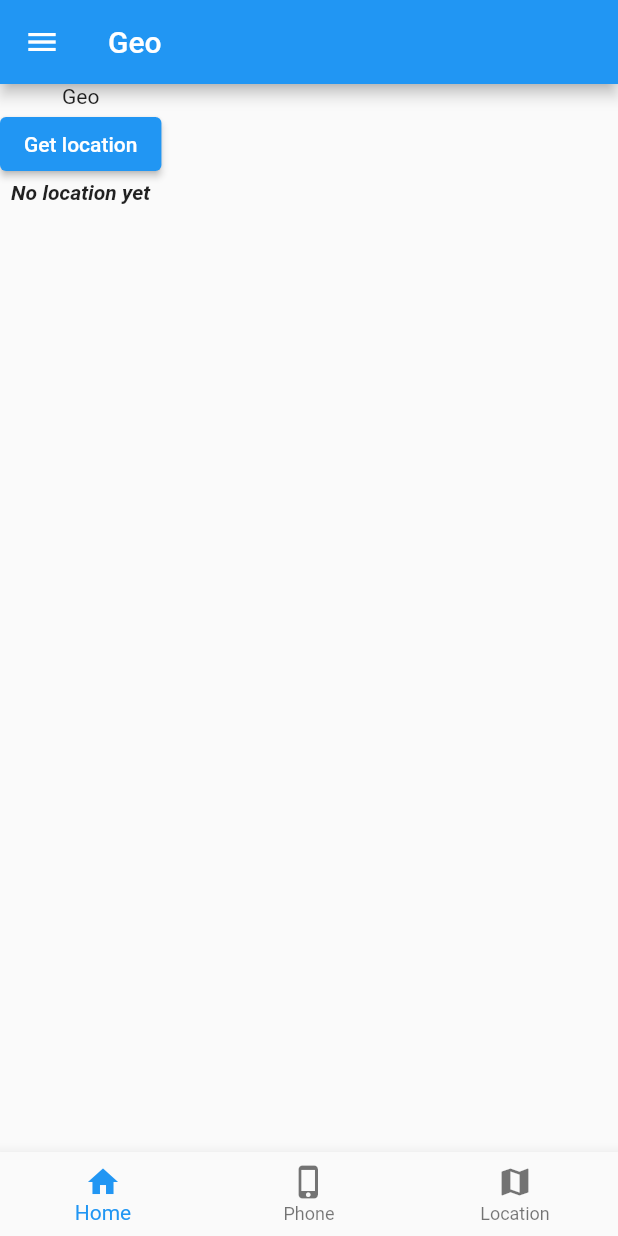
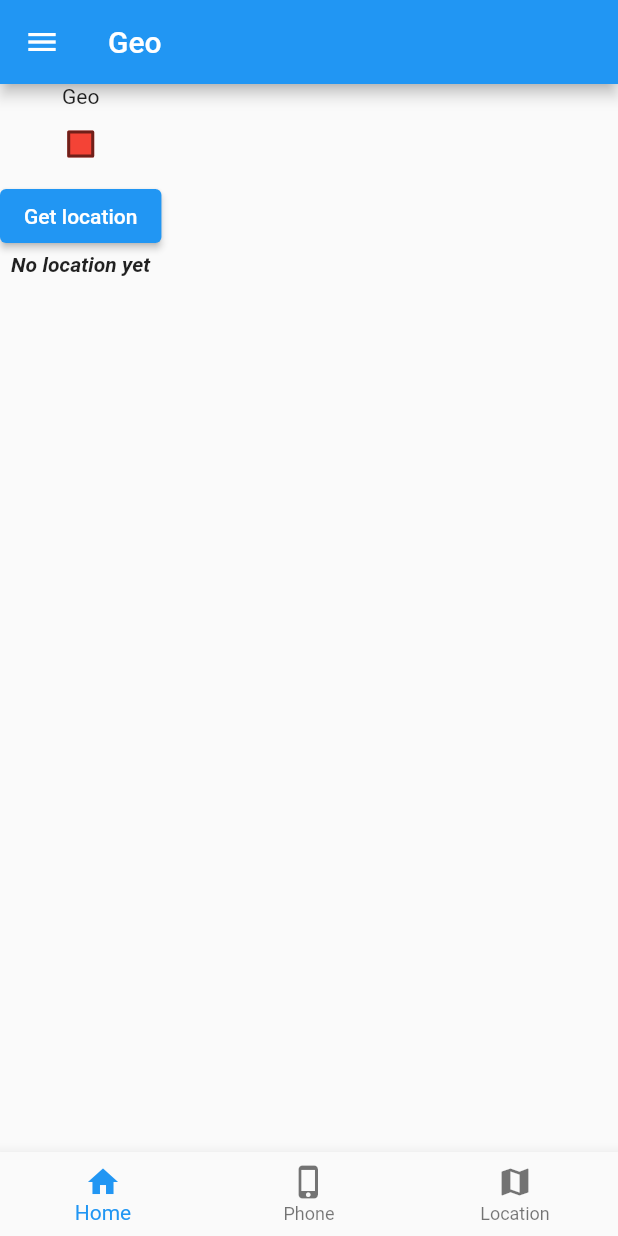
Before and after one commit to dbh/phone_location, a Flutter app: the GeoScreen screen opened by its route, on a phone screen of 412 x 824 dp. Run offline on Flutter 3.47's test engine with Material 2 defaults, Android fonts, the phone set to English and light mode, and no system bars; our stand-ins replace device_info_plus, geolocator.

Commit message:
null safety conversion

```diff
--- a/lib/device_info.dart
+++ b/lib/device_info.dart
@@ -10,13 +10,13 @@ class DeviceInfo extends StatefulWidget {
 }
 
 class _DeviceInfoState extends State<DeviceInfo> {
-  Map<String, Object> _info = Map<String, Object>();
+  Map<String, Object?> _info = Map<String, Object>();
 
   _DeviceInfoState() {
     _getInfo();
   }
 
-  Future<String> _getInfo() async {
+  Future<String?> _getInfo() async {
     final devInfoPlugin = DeviceInfoPlugin();
     final devInfo = await devInfoPlugin.deviceInfo;
     print(devInfo);
--- a/lib/geo.dart
+++ b/lib/geo.dart
@@ -12,8 +12,9 @@ class Geo extends StatefulWidget {
 }
 
 class _Geo extends State<Geo> {
-  Position _currentPosition;
-  LocationPermission _lp;
+  Position? _currentPosition;
+  LocationPermission? _lp;
+  bool isSendChecked = false;
 
   _Geo() {
     print('_Geo constructor');
@@ -22,9 +23,31 @@ class _Geo extends State<Geo> {
 
   @override
   Widget build(BuildContext context) {
+    Color getColor(Set<MaterialState> states) {
+      const Set<MaterialState> interactiveStates = <MaterialState>{
+        MaterialState.pressed,
+        MaterialState.hovered,
+        MaterialState.focused,
+      };
+      if (states.any(interactiveStates.contains)) {
+        return Colors.blue;
+      }
+      return Colors.red;
+    }
+
     return Column(
       crossAxisAlignment: CrossAxisAlignment.center,
       children: <Widget>[
+        Checkbox(
+          checkColor: Colors.white,
+          fillColor: MaterialStateProperty.resolveWith(getColor),
+          value: isSendChecked,
+          onChanged: (bool? value) {
+            setState(() {
+              isSendChecked = value!;
+            });
+          },
+        ),
         ElevatedButton(
           child: Text("Get location"),
           onPressed: () {
@@ -44,7 +67,7 @@ class _Geo extends State<Geo> {
                   ),
                   Card(
                     child: Text(
-                      _currentPosition.latitude.toString(),
+                      _currentPosition!.latitude.toString(),
                     ),
                   )
                 ],
@@ -56,7 +79,7 @@ class _Geo extends State<Geo> {
                     style: TextStyle(fontWeight: FontWeight.bold),
                   ),
                   Card(
-                    child: Text(_currentPosition.longitude.toString()),
+                    child: Text(_currentPosition!.longitude.toString()),
                   )
                 ],
               ),
@@ -66,7 +89,7 @@ class _Geo extends State<Geo> {
                     'Speed',
                     style: TextStyle(fontWeight: FontWeight.bold),
                   ),
-                  Card(child: Text(_currentPosition.speed.toString()))
+                  Card(child: Text(_currentPosition!.speed.toString()))
                 ],
               ),
               Row(
@@ -75,7 +98,7 @@ class _Geo extends State<Geo> {
                     'Altitude',
                     style: TextStyle(fontWeight: FontWeight.bold),
                   ),
-                  Card(child: Text(_currentPosition.altitude.toString()))
+                  Card(child: Text(_currentPosition!.altitude.toString()))
                 ],
               )
             ],
--- a/lib/screens/geo_screen.dart
+++ b/lib/screens/geo_screen.dart
@@ -4,7 +4,7 @@ import '../shared/menu_drawer.dart';
 import '../shared/menu_bottom.dart';
 
 class GeoScreen extends StatelessWidget {
-  const GeoScreen({Key key}) : super(key: key);
+  const GeoScreen({Key? key}) : super(key: key);
 
   @override
   Widget build(BuildContext context) {
--- a/lib/screens/intro_screen.dart
+++ b/lib/screens/intro_screen.dart
@@ -7,7 +7,7 @@ import '../shared/menu_drawer.dart';
 import '../shared/menu_bottom.dart';
 
 class IntroScreen extends StatelessWidget {
-  const IntroScreen({Key key}) : super(key: key);
+  const IntroScreen({Key? key}) : super(key: key);
 
   @override
   Widget build(BuildContext context) {
--- a/lib/screens/phone_info_screen.dart
+++ b/lib/screens/phone_info_screen.dart
@@ -4,7 +4,7 @@ import '../shared/menu_drawer.dart';
 import '../shared/menu_bottom.dart';
 
 class PhoneScreen extends StatelessWidget {
-  const PhoneScreen({Key key}) : super(key: key);
+  const PhoneScreen({Key? key}) : super(key: key);
 
   @override
   Widget build(BuildContext context) {
--- a/lib/shared/menu_bottom.dart
+++ b/lib/shared/menu_bottom.dart
@@ -1,7 +1,7 @@
 import 'package:flutter/material.dart';
 
 class MenuBottom extends StatelessWidget {
-  const MenuBottom({Key key}) : super(key: key);
+  const MenuBottom({Key? key}) : super(key: key);
 
   @override
   Widget build(BuildContext context) {
--- a/lib/shared/menu_drawer.dart
+++ b/lib/shared/menu_drawer.dart
@@ -4,7 +4,7 @@ import '../screens/phone_info_screen.dart';
 import '../screens/geo_screen.dart';
 
 class MenuDrawer extends StatelessWidget {
-  const MenuDrawer({Key key}) : super(key: key);
+  const MenuDrawer({Key? key}) : super(key: key);
 
   @override
   Widget build(BuildContext context) {
```
